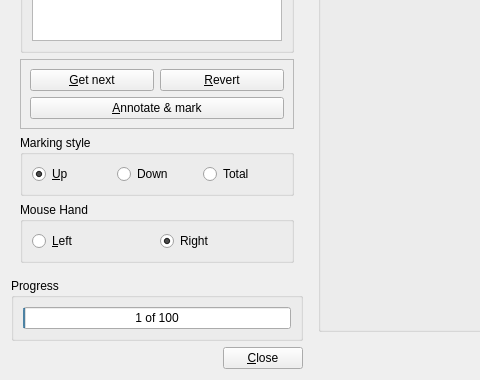
First picture: the form in qtCreatorFiles/ui_marker.ui, repository plomgrading/plom, before the edit; both pictures show x 0 to 480 and y 418 to 798 of the 1024 by 798 pixel window.
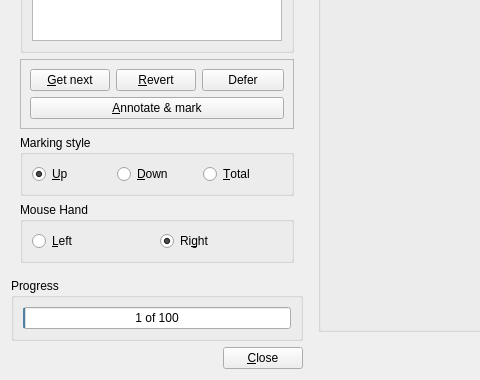
Second picture: the form after the edit. Custom widgets are drawn as their Qt base class.

Commit message: In marker client user can now defer a paper to be marked later. The system will skip this paper until the user manually selects it to be annotated. - as per request of Sarai.

What changed in the file:
```diff
--- a/qtCreatorFiles/ui_marker.ui
+++ b/qtCreatorFiles/ui_marker.ui
@@ -160,7 +160,20 @@
          <enum>QFrame::Raised</enum>
         </property>
         <layout class="QGridLayout" name="gridLayout">
-         <item row="3" column="0" colspan="2">
+         <item row="1" column="0">
+          <widget class="QPushButton" name="getNextButton">
+           <property name="sizePolicy">
+            <sizepolicy hsizetype="Minimum" vsizetype="Fixed">
+             <horstretch>1</horstretch>
+             <verstretch>0</verstretch>
+            </sizepolicy>
+           </property>
+           <property name="text">
+            <string>&amp;Get next</string>
+           </property>
+          </widget>
+         </item>
+         <item row="3" column="0" colspan="4">
           <widget class="QPushButton" name="annButton">
            <property name="sizePolicy">
             <sizepolicy hsizetype="Minimum" vsizetype="Fixed">
@@ -175,15 +188,27 @@
          </item>
          <item row="1" column="1">
           <widget class="QPushButton" name="revertButton">
+           <property name="sizePolicy">
+            <sizepolicy hsizetype="Minimum" vsizetype="Fixed">
+             <horstretch>1</horstretch>
+             <verstretch>0</verstretch>
+            </sizepolicy>
+           </property>
            <property name="text">
             <string>&amp;Revert</string>
            </property>
           </widget>
          </item>
-         <item row="1" column="0">
-          <widget class="QPushButton" name="getNextButton">
+         <item row="1" column="2" colspan="2">
+          <widget class="QPushButton" name="deferButton">
+           <property name="sizePolicy">
+            <sizepolicy hsizetype="Minimum" vsizetype="Fixed">
+             <horstretch>1</horstretch>
+             <verstretch>0</verstretch>
+            </sizepolicy>
+           </property>
            <property name="text">
-            <string>&amp;Get next</string>
+            <string>Defer</string>
            </property>
           </widget>
          </item>
@@ -212,7 +237,7 @@
          <item>
           <widget class="QRadioButton" name="markDownRB">
            <property name="text">
-            <string>Down</string>
+            <string>&amp;Down</string>
            </property>
            <property name="checked">
             <bool>false</bool>
@@ -225,7 +250,7 @@
          <item>
           <widget class="QRadioButton" name="markTotalRB">
            <property name="text">
-            <string>Total</string>
+            <string>&amp;Total</string>
            </property>
            <attribute name="buttonGroup">
             <string notr="true">markStyleGroup</string>
@@ -254,7 +279,7 @@
          <item>
           <widget class="QRadioButton" name="rightMouseRB">
            <property name="text">
-            <string>Right</string>
+            <string>Ri&amp;ght</string>
            </property>
            <property name="checked">
             <bool>true</bool>
```
Left out of the diff: 3 changed lines with no effect on the pictures. The commit also changes 2 other files.
